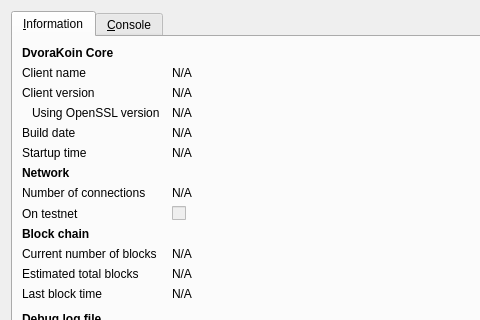
The window that src/qt/forms/rpcconsole.ui (fivemil/Megabyte) describes before a commit, drawn with Qt 5; both pictures show x 0 to 480 and y 0 to 320 of the 740 by 450 pixel window.
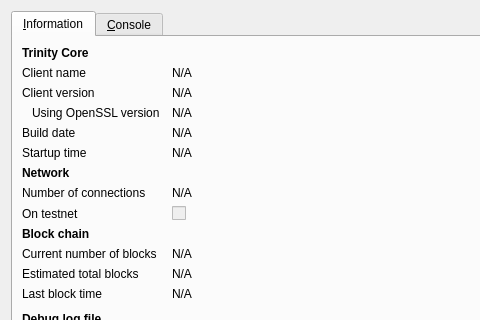
The same window after the commit. Icons and pictures are not drawn.

```diff
--- a/src/qt/forms/rpcconsole.ui
+++ b/src/qt/forms/rpcconsole.ui
@@ -36,7 +36,7 @@
           </font>
          </property>
          <property name="text">
-          <string>DvoraKoin Core</string>
+          <string>Trinity Core</string>
          </property>
         </widget>
        </item>
```
Left out of the diff: 6 changed lines with no effect on the pictures.
